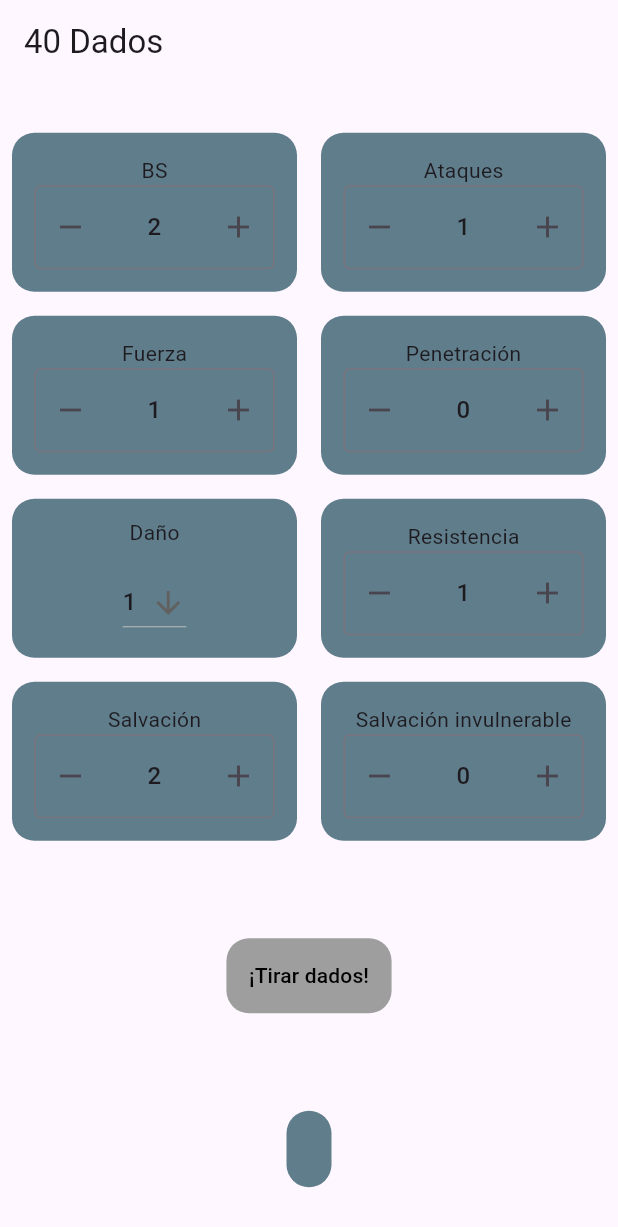
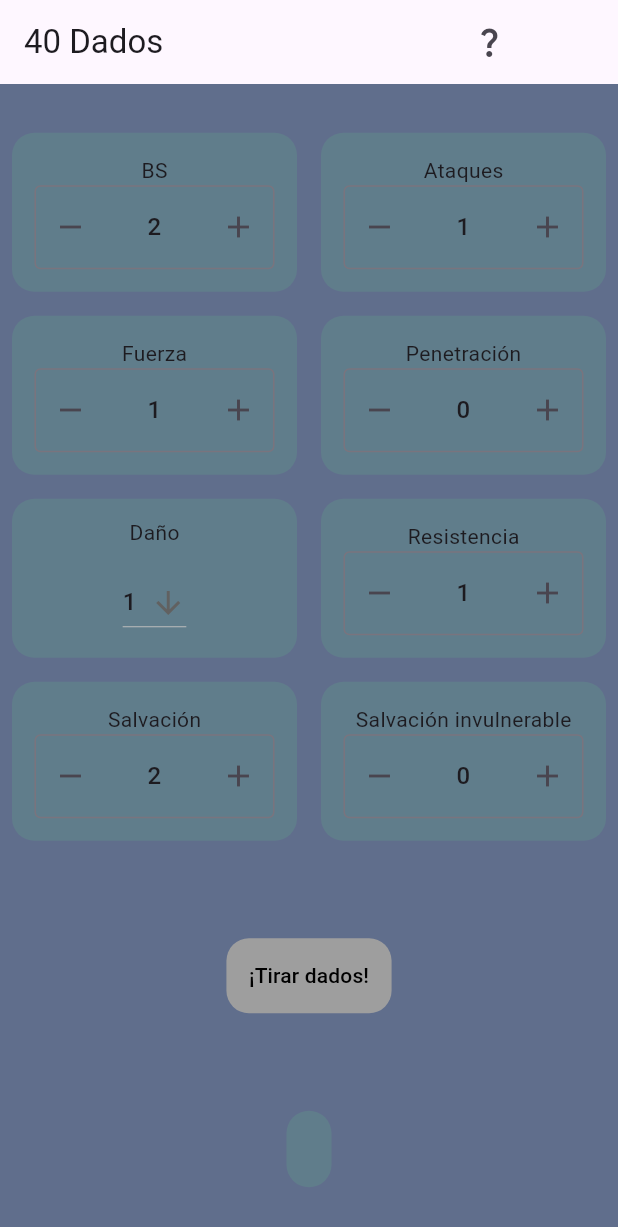
Before and after one commit to AlvaroPaniego/40-Dados, a Flutter app: the screen it shows after launch, on a phone screen of 412 x 824 dp. Shown: the top 1227 px of the screen. Run offline on Flutter 3.47's test engine with Material 3 defaults, Android fonts, the phone set to English and light mode, and no system bars; drawn by our look-alikes of flutter_spinbox.

Commit message:
fondo e icono añadido
Falta la api, la ayuda y lo de agitar

```diff
--- a/dados_40/lib/principal.dart
+++ b/dados_40/lib/principal.dart
@@ -19,7 +19,16 @@ class _PrincipalState extends State<Principal> {
   @override
   Widget build(BuildContext context) {
     return Scaffold(
+      backgroundColor: const Color.fromRGBO(96, 110, 140, 1.0),
       appBar: AppBar(
+        actions: [
+          IconButton(onPressed: () {
+
+          }, icon: const Icon(Icons.question_mark_sharp)),
+          SizedBox(
+            width: MediaQuery.of(context).size.width*0.15,
+          )
+        ],
         title: const Text("40 Dados"),
       ),
       body: Column(
```
